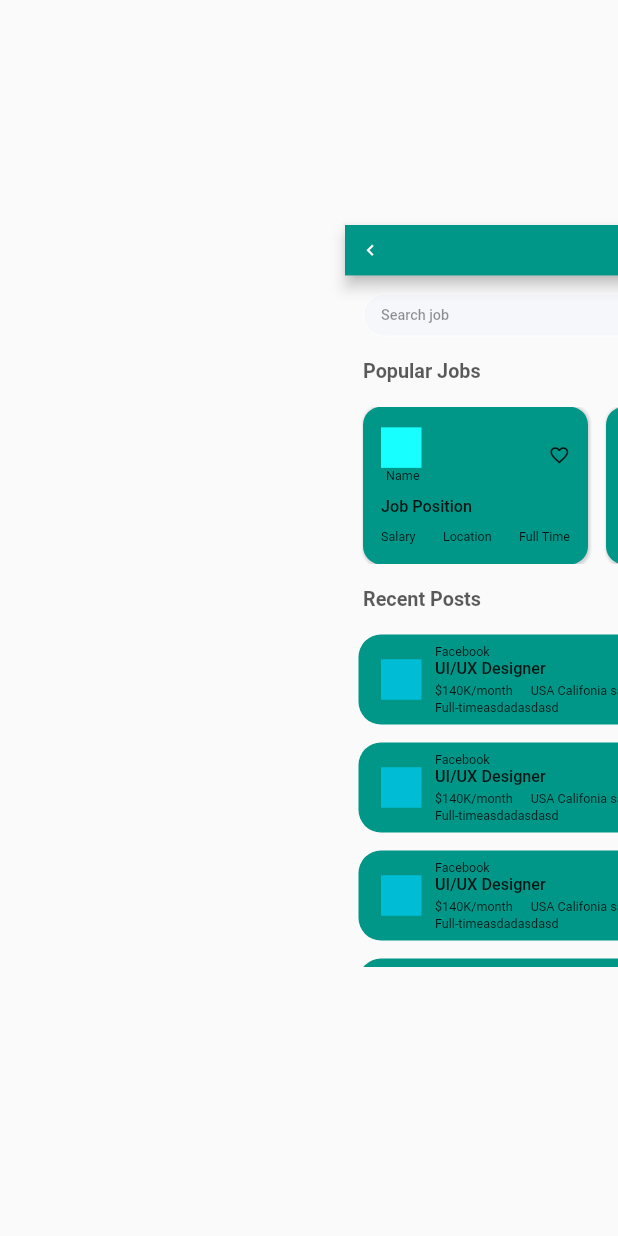
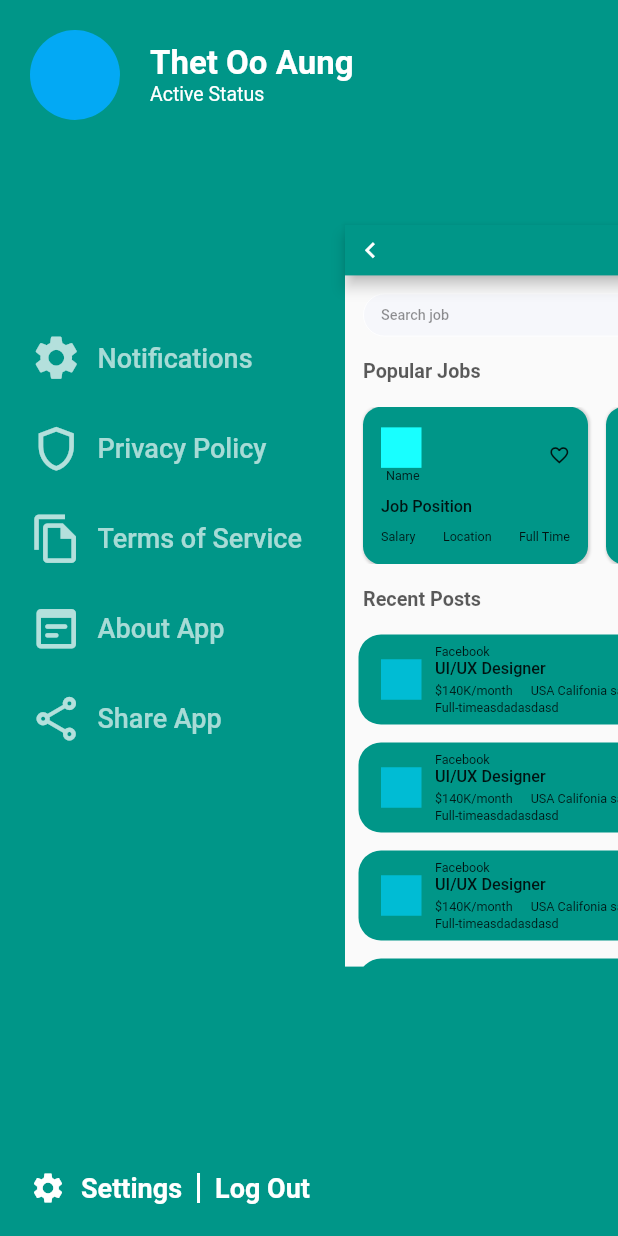
Before and after one commit to thetooaung07/job-portal, a Flutter app: the screen it shows after launch, after a tap on the "sort" icon, on a phone screen of 412 x 824 dp. Run offline on Flutter 3.47's test engine with Material 2 defaults, Android fonts, the phone set to English and light mode, and no system bars; our stand-ins replace flutter_svg, get.

Commit message:
HomePage Drawer

```diff
--- a/lib/main.dart
+++ b/lib/main.dart
@@ -61,7 +61,10 @@ class _HomePageState extends State<HomePage> {
         appBar: AppBar(
           leading: isDrawerOpen
               ? IconButton(
-                  icon: Icon(Icons.chevron_left),
+                  icon: Icon(
+                    Icons.chevron_left,
+                    size: 35,
+                  ),
                   onPressed: () {
                     setState(() {
                       xOffset = 0;
--- a/lib/view/app_drawer.dart
+++ b/lib/view/app_drawer.dart
@@ -1,10 +1,124 @@
 import 'package:flutter/cupertino.dart';
+import 'package:flutter/material.dart';
+import 'package:job_portal/constants.dart';
+
+List<Map<String, dynamic>> drawerItems = [
+  {
+    "icon": Icons.settings,
+    "title": "Notifications",
+  },
+  {
+    "icon": Icons.shield_outlined,
+    "title": "Privacy Policy",
+  },
+  {
+    "icon": Icons.file_copy_outlined,
+    "title": "Terms of Service",
+  },
+  {
+    "icon": Icons.wysiwyg_rounded,
+    "title": "About App",
+  },
+  {
+    "icon": Icons.share_outlined,
+    "title": "Share App",
+  },
+];
 
 class AppDrawer extends StatelessWidget {
   const AppDrawer({Key? key}) : super(key: key);
 
   @override
   Widget build(BuildContext context) {
-    return Container();
+    return SafeArea(
+      child: Container(
+        color: Colors.teal,
+        padding: EdgeInsets.all(20),
+        child: Column(
+            mainAxisAlignment: MainAxisAlignment.spaceBetween,
+            children: [
+              Row(
+                children: [
+                  CircleAvatar(
+                    radius: 30,
+                    backgroundColor: Colors.lightBlue,
+                  ),
+                  SizedBox(
+                    width: 20,
+                  ),
+                  Column(
+                    crossAxisAlignment: CrossAxisAlignment.start,
+                    mainAxisAlignment: MainAxisAlignment.spaceBetween,
+                    children: [
+                      Text(
+                        "Thet Oo Aung",
+                        style: kHeaderTextStyle.copyWith(color: Colors.white),
+                      ),
+                      Text(
+                        "Active Status",
+                        style: kBodyTextStyle.copyWith(color: Colors.white),
+                      ),
+                    ],
+                  ),
+                ],
+              ),
+              SizedBox(
+                height: 275,
+                child: Column(
+                  mainAxisAlignment: MainAxisAlignment.spaceBetween,
+                  children: drawerItems.map((item) {
+                    return Row(
+                      children: [
+                        Icon(
+                          item["icon"],
+                          size: 35,
+                          color: Color.fromARGB(180, 255, 255, 255),
+                        ),
+                        SizedBox(
+                          width: 10,
+                        ),
+                        Text(
+                          item["title"],
+                          style: kTitleTextStyle.copyWith(
+                              color: Color.fromARGB(167, 255, 255, 255)),
+                        ),
+                      ],
+                    );
+                  }).toList(),
+                ),
+              ),
+              SizedBox(
+                height: 1,
+              ),
+              Row(
+                children: [
+                  Icon(
+                    Icons.settings,
+                    color: Colors.white,
+                  ),
+                  SizedBox(
+                    width: 10,
+                  ),
+                  Text(
+                    "Settings",
+                    style: kTitleTextStyle.copyWith(
+                        color: Colors.white, fontWeight: FontWeight.bold),
+                  ),
+                  Container(
+                    margin: EdgeInsets.symmetric(horizontal: 10),
+                    height: 20,
+                    width: 2,
+                    color: Colors.white,
+                  ),
+                  Text(
+                    "Log Out",
+                    style: kTitleTextStyle.copyWith(
+                        color: Colors.white, fontWeight: FontWeight.bold),
+                  )
+                ],
+              )
+            ]),
+      ),
+    );
   }
 }
```
